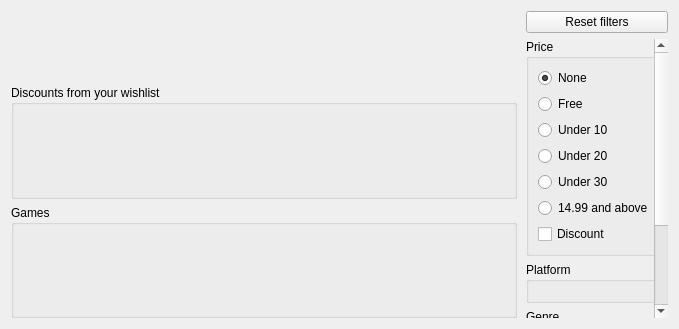
Qt form rare/ui/components/tabs/store/store.ui (RareDevs/Rare) before a commit.
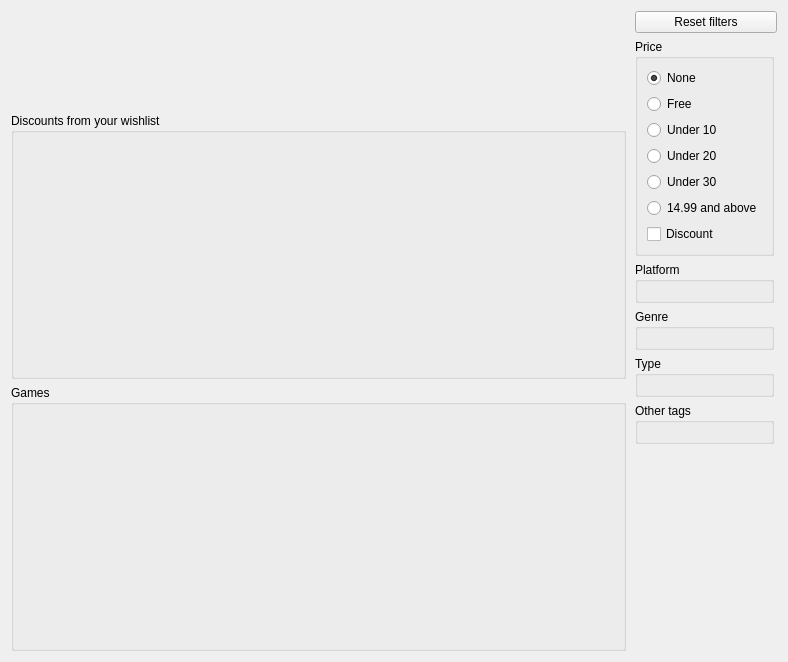
The same form after that commit.

Commit message: Shop: Use a single QGridLayout instead of left and right VBoxLayouts

```diff
--- a/rare/ui/components/tabs/store/store.ui
+++ b/rare/ui/components/tabs/store/store.ui
@@ -6,134 +6,15 @@
    <rect>
     <x>0</x>
     <y>0</y>
-    <width>679</width>
-    <height>329</height>
+    <width>788</width>
+    <height>662</height>
    </rect>
   </property>
   <property name="windowTitle">
    <string notr="true">Store</string>
   </property>
-  <layout class="QHBoxLayout" name="shop_layout" stretch="1,0">
-   <item>
-    <layout class="QVBoxLayout" name="left_layout">
-     <item>
-      <widget class="QScrollArea" name="games_scrollarea">
-       <property name="frameShape">
-        <enum>QFrame::NoFrame</enum>
-       </property>
-       <property name="frameShadow">
-        <enum>QFrame::Plain</enum>
-       </property>
-       <property name="sizeAdjustPolicy">
-        <enum>QAbstractScrollArea::AdjustToContents</enum>
-       </property>
-       <property name="widgetResizable">
-        <bool>true</bool>
-       </property>
-       <widget class="QWidget" name="games_container">
-        <property name="geometry">
-         <rect>
-          <x>0</x>
-          <y>0</y>
-          <width>515</width>
-          <height>315</height>
-         </rect>
-        </property>
-        <layout class="QVBoxLayout" name="games_container_layout">
-         <property name="leftMargin">
-          <number>0</number>
-         </property>
-         <property name="topMargin">
-          <number>0</number>
-         </property>
-         <property name="rightMargin">
-          <number>3</number>
-         </property>
-         <property name="bottomMargin">
-          <number>0</number>
-         </property>
-         <item>
-          <widget class="QScrollArea" name="free_scrollarea">
-           <property name="sizePolicy">
-            <sizepolicy hsizetype="Expanding" vsizetype="Fixed">
-             <horstretch>0</horstretch>
-             <verstretch>0</verstretch>
-            </sizepolicy>
-           </property>
-           <property name="frameShape">
-            <enum>QFrame::NoFrame</enum>
-           </property>
-           <property name="frameShadow">
-            <enum>QFrame::Plain</enum>
-           </property>
-           <property name="verticalScrollBarPolicy">
-            <enum>Qt::ScrollBarAlwaysOff</enum>
-           </property>
-           <property name="widgetResizable">
-            <bool>true</bool>
-           </property>
-           <widget class="QWidget" name="free_container">
-            <property name="geometry">
-             <rect>
-              <x>0</x>
-              <y>0</y>
-              <width>16</width>
-              <height>16</height>
-             </rect>
-            </property>
-            <property name="sizePolicy">
-             <sizepolicy hsizetype="Fixed" vsizetype="Fixed">
-              <horstretch>0</horstretch>
-              <verstretch>0</verstretch>
-             </sizepolicy>
-            </property>
-            <layout class="QHBoxLayout" name="free_container_layout">
-             <property name="leftMargin">
-              <number>0</number>
-             </property>
-             <property name="topMargin">
-              <number>0</number>
-             </property>
-             <property name="rightMargin">
-              <number>0</number>
-             </property>
-             <property name="bottomMargin">
-              <number>3</number>
-             </property>
-            </layout>
-           </widget>
-          </widget>
-         </item>
-         <item>
-          <widget class="QGroupBox" name="discounts_group">
-           <property name="title">
-            <string>Discounts from your wishlist</string>
-           </property>
-          </widget>
-         </item>
-         <item>
-          <widget class="QGroupBox" name="games_group">
-           <property name="title">
-            <string>Games</string>
-           </property>
-          </widget>
-         </item>
-        </layout>
-       </widget>
-      </widget>
-     </item>
-    </layout>
-   </item>
-   <item>
-    <layout class="QVBoxLayout" name="right_layout">
-     <item>
-      <widget class="QPushButton" name="reset_button">
-       <property name="text">
-        <string>Reset filters</string>
-       </property>
-      </widget>
-     </item>
-     <item>
+  <layout class="QGridLayout" name="main_layout">
+   <item row="1" column="1">
       <widget class="QScrollArea" name="filter_scrollarea">
        <property name="sizePolicy">
         <sizepolicy hsizetype="Fixed" vsizetype="Expanding">
@@ -281,7 +162,118 @@
        </widget>
       </widget>
      </item>
-    </layout>
+   <item row="0" column="1">
+    <widget class="QPushButton" name="reset_button">
+     <property name="text">
+      <string>Reset filters</string>
+     </property>
+    </widget>
+   </item>
+   <item row="1" column="0">
+    <widget class="QScrollArea" name="games_scrollarea">
+     <property name="frameShape">
+      <enum>QFrame::NoFrame</enum>
+     </property>
+     <property name="frameShadow">
+      <enum>QFrame::Plain</enum>
+     </property>
+     <property name="sizeAdjustPolicy">
+      <enum>QAbstractScrollArea::AdjustToContents</enum>
+     </property>
+     <property name="widgetResizable">
+      <bool>true</bool>
+     </property>
+     <widget class="QWidget" name="games_container">
+      <property name="geometry">
+       <rect>
+        <x>0</x>
+        <y>0</y>
+        <width>628</width>
+        <height>618</height>
+       </rect>
+      </property>
+      <layout class="QVBoxLayout" name="games_container_layout">
+       <property name="leftMargin">
+        <number>0</number>
+       </property>
+       <property name="topMargin">
+        <number>0</number>
+       </property>
+       <property name="rightMargin">
+        <number>3</number>
+       </property>
+       <property name="bottomMargin">
+        <number>0</number>
+       </property>
+       <item>
+        <widget class="QScrollArea" name="free_scrollarea">
+         <property name="sizePolicy">
+          <sizepolicy hsizetype="Expanding" vsizetype="Fixed">
+           <horstretch>0</horstretch>
+           <verstretch>0</verstretch>
+          </sizepolicy>
+         </property>
+         <property name="frameShape">
+          <enum>QFrame::NoFrame</enum>
+         </property>
+         <property name="frameShadow">
+          <enum>QFrame::Plain</enum>
+         </property>
+         <property name="verticalScrollBarPolicy">
+          <enum>Qt::ScrollBarAlwaysOff</enum>
+         </property>
+         <property name="widgetResizable">
+          <bool>true</bool>
+         </property>
+         <widget class="QWidget" name="free_container">
+          <property name="geometry">
+           <rect>
+            <x>0</x>
+            <y>0</y>
+            <width>16</width>
+            <height>16</height>
+           </rect>
+          </property>
+          <property name="sizePolicy">
+           <sizepolicy hsizetype="Fixed" vsizetype="Fixed">
+            <horstretch>0</horstretch>
+            <verstretch>0</verstretch>
+           </sizepolicy>
+          </property>
+          <layout class="QHBoxLayout" name="free_container_layout">
+           <property name="leftMargin">
+            <number>0</number>
+           </property>
+           <property name="topMargin">
+            <number>0</number>
+           </property>
+           <property name="rightMargin">
+            <number>0</number>
+           </property>
+           <property name="bottomMargin">
+            <number>3</number>
+           </property>
+          </layout>
+         </widget>
+        </widget>
+       </item>
+       <item>
+        <widget class="QGroupBox" name="discounts_group">
+         <property name="title">
+          <string>Discounts from your wishlist</string>
+         </property>
+        </widget>
+       </item>
+       <item>
+        <widget class="QGroupBox" name="games_group">
+         <property name="title">
+          <string>Games</string>
+         </property>
+        </widget>
+       </item>
+      </layout>
+     </widget>
+    </widget>
    </item>
   </layout>
  </widget>
```
Lines whose indentation alone changed are shown as unchanged. The commit also changes 2 other files.
